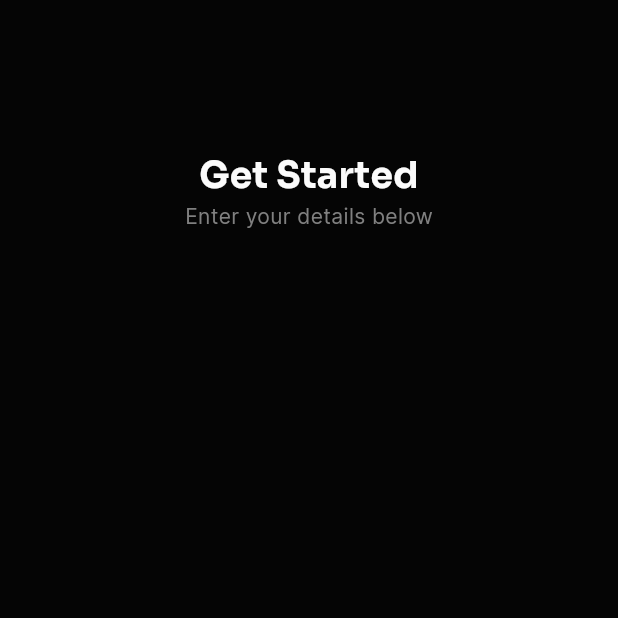
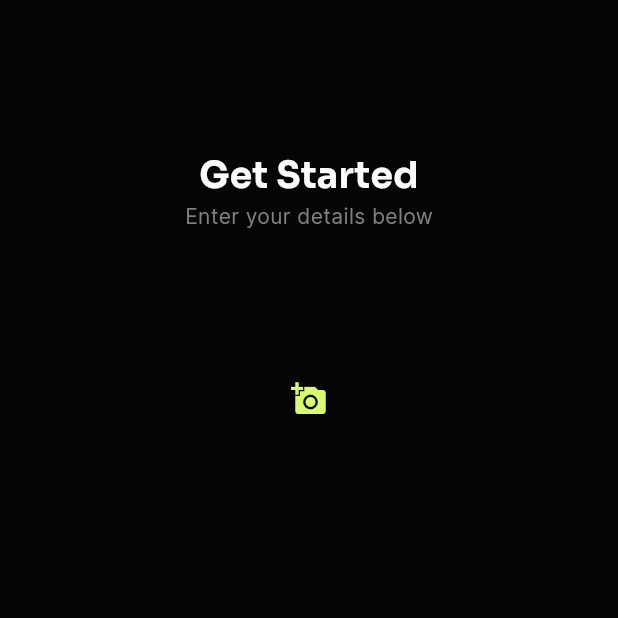
Before and after one commit to ahmdZhran/e-commerce, a Flutter app: the SignUpViwe screen opened by its route, on a phone screen of 412 x 824 dp, the top half of it. Run offline on Flutter 3.47's test engine with Material 3 defaults, Android fonts, the phone set to English and light mode, and no system bars; our stand-ins replace flutter_svg, get_it, go_router, shared_preferences, smooth_page_indicator; accounts and stored records are empty.

Commit message:
create add person photo widget

```diff
--- a/lib/features/auth/presentation/view/sing_up._view.dart
+++ b/lib/features/auth/presentation/view/sing_up._view.dart
@@ -1,3 +1,4 @@
+import 'package:e_commerce/features/auth/presentation/widgets/add_personal_photo.dart';
 import 'package:e_commerce/features/auth/presentation/widgets/head_titles.dart';
 import 'package:flutter/material.dart';
 
@@ -16,7 +17,15 @@ class SignUpViwe extends StatelessWidget {
           ),
           SliverToBoxAdapter(
             child: HeadTitlesOfRegisterView(),
-          )
+          ),
+          SliverToBoxAdapter(
+            child: SizedBox(
+              height: 100,
+            ),
+          ),
+          SliverToBoxAdapter(
+            child: AddPersonalPhotoWidget(),
+          ),
         ],
       ),
     );
--- /dev/null
+++ b/lib/features/auth/presentation/widgets/add_personal_photo.dart
@@ -0,0 +1,14 @@
+import 'package:e_commerce/core/utls/app_color.dart';
+import 'package:flutter/material.dart';
+
+class AddPersonalPhotoWidget extends StatelessWidget {
+  const AddPersonalPhotoWidget({super.key});
+
+  @override
+  Widget build(BuildContext context) {
+    return Icon(
+      Icons.add_a_photo,
+      color: AppColors.kPrimaryColor,
+    );
+  }
+}
--- a/lib/features/auth/presentation/widgets/head_titles.dart
+++ b/lib/features/auth/presentation/widgets/head_titles.dart
@@ -1,3 +1,4 @@
+import 'package:e_commerce/core/utls/app_color.dart';
 import 'package:e_commerce/core/utls/app_strings.dart';
 import 'package:e_commerce/core/utls/texts_style.dart';
 import 'package:flutter/material.dart';
```
